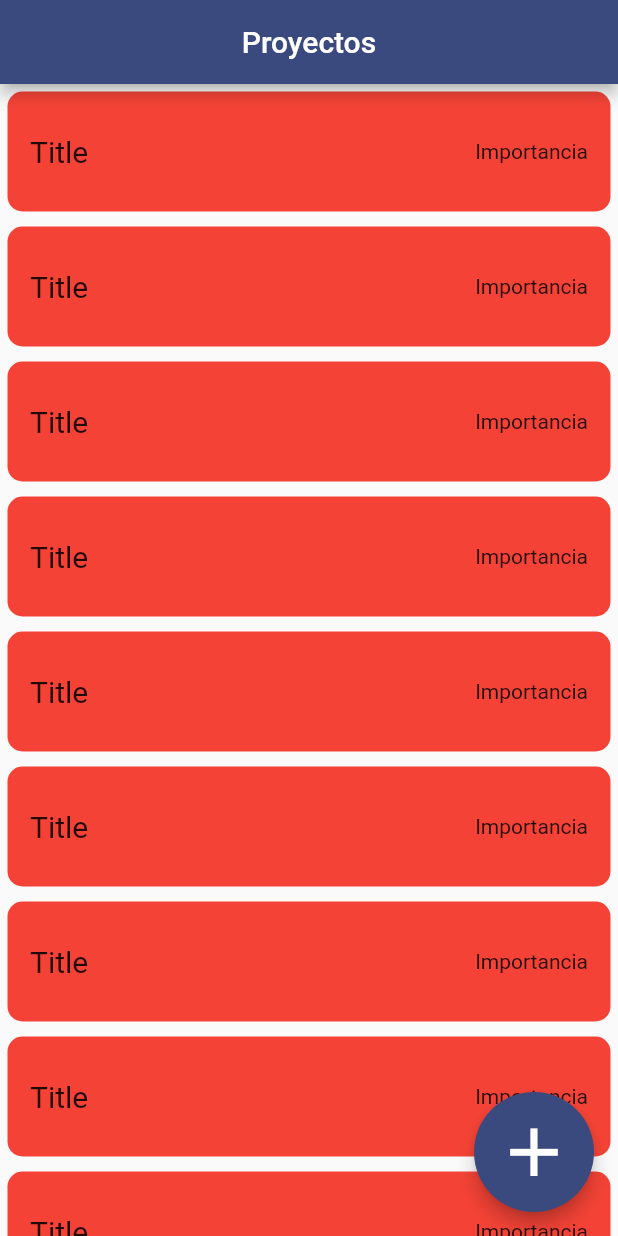
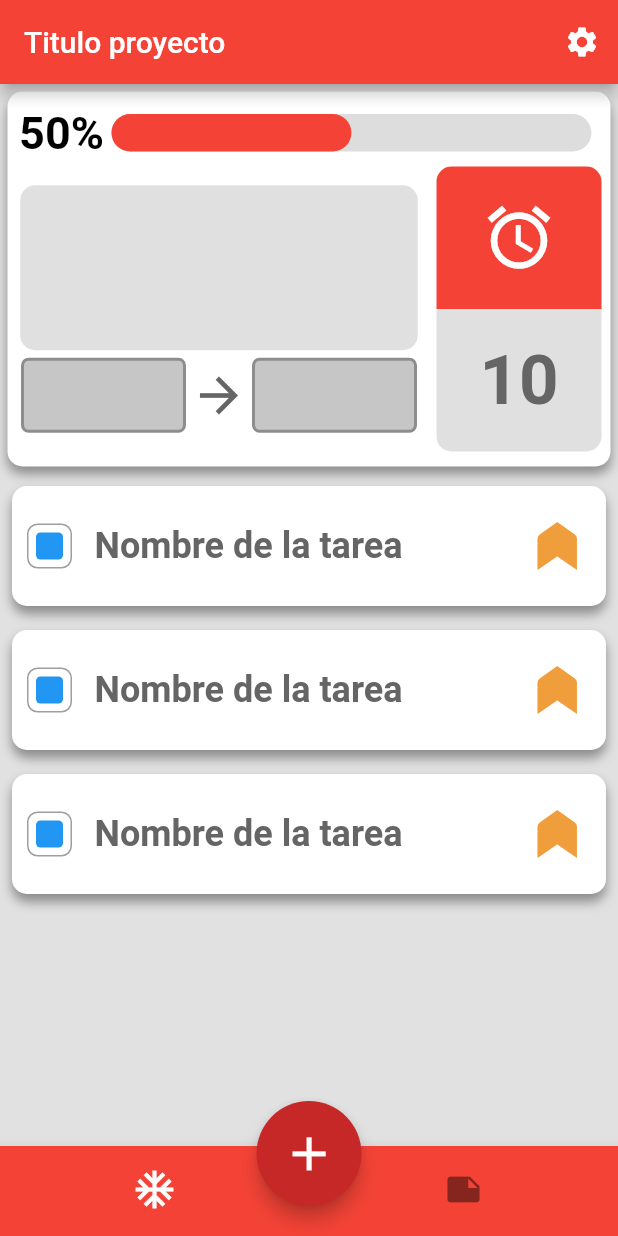
Before and after one commit to Naitsab43/uProject, a Flutter app: the screen it shows after launch, on a phone screen of 412 x 824 dp. Run offline on Flutter 3.47's test engine with Material 2 defaults, Android fonts, the phone set to English and light mode, and no system bars.

Commit message:
Checkbox personalizado terminado, mÃas espacio en el grid de projectos

```diff
--- a/lib/main.dart
+++ b/lib/main.dart
@@ -1,5 +1,7 @@
 import 'package:flutter/material.dart';
+
 import 'package:notas_app/screens/home_screen.dart';
+import 'package:notas_app/screens/project_screen.dart';
 
 void main() => runApp(MyApp());
 
@@ -8,11 +10,11 @@ class MyApp extends StatelessWidget {
   Widget build(BuildContext context) {
     return MaterialApp(
       debugShowCheckedModeBanner: false,
-      title: 'Material App',
-      initialRoute: "home",
+      title: 'uProject',
+      initialRoute: "project",
       routes: {
         "home": (_) => HomeScreen(),
-
+        "project": (_) => ProjectScreen(),
       },
     );
   }
--- a/lib/screens/home_screen.dart
+++ b/lib/screens/home_screen.dart
@@ -1,7 +1,8 @@
 import 'package:flutter/material.dart';
 
 
-import 'package:notas_app/widgets/custom_floating_button.dart';
+import 'package:notas_app/widgets/custom_fab.dart';
+import 'package:notas_app/widgets/menu_drawer.dart';
 import 'package:notas_app/widgets/project_grid.dart';
 
 
@@ -15,7 +16,9 @@ class HomeScreen extends StatelessWidget {
         centerTitle: true,
         backgroundColor: Color.fromRGBO(59, 74, 126, 1),
       ),
+      drawer: MenuDrawer(),
       body: ProjectGrid(),
+      backgroundColor: Color.fromRGBO(225, 225, 225, 1),
       floatingActionButton: CustomFloatingButton(),
       floatingActionButtonLocation: FloatingActionButtonLocation.endFloat,
    );
--- /dev/null
+++ b/lib/screens/project_screen.dart
@@ -0,0 +1,143 @@
+import 'dart:math' show pi;
+import 'package:flutter/material.dart';
+
+import 'package:notas_app/widgets/custom_checkbox.dart';
+import 'package:notas_app/widgets/custom_fab.dart';
+import 'package:notas_app/widgets/custom_navbar.dart';
+import 'package:notas_app/widgets/description_card.dart';
+
+
+class ProjectScreen extends StatelessWidget {
+
+  @override
+  Widget build(BuildContext context) {
+    return Scaffold(
+      appBar: AppBar(
+        title: Text("Titulo proyecto"),
+        actions: [
+          IconButton(
+            icon: Icon(Icons.settings),
+            onPressed: (){},
+          )
+        ],
+        backgroundColor: Colors.red
+      ),
+      backgroundColor: Color.fromRGBO(225, 225, 225, 1),
+      body: Column(
+        children: [
+          ProjectDescriptionCard(),
+          _ListOfTodo(),
+        ],
+      ),
+      bottomNavigationBar: CustomNavigationBar(),
+      floatingActionButton: CustomFloatingButton(color: Colors.red[800]),
+      floatingActionButtonLocation: FloatingActionButtonLocation.centerDocked,
+    );
+  }
+}
+
+class _ListOfTodo extends StatelessWidget {
+
+  @override
+  Widget build(BuildContext context) {
+    return ListView.builder(
+      shrinkWrap: true,
+      itemCount: 3,
+      itemBuilder: (BuildContext context, int index) {
+      return _TodoItem(
+        title: "Nombre de la tarea",
+        selectedImportancy: "medium",
+      );
+     },
+    );
+  }
+}
+
+class _TodoItem extends StatelessWidget {
+
+  final String selectedImportancy;
+  final String title;
+  final Map<String, Color> importancy = {
+    "low": Color.fromRGBO(43, 208, 99, 1),
+    "medium": Color.fromRGBO(240, 157, 59, 1),
+    "high": Color.fromRGBO(243, 91, 91, 1)
+  };
+
+  _TodoItem({
+    required this.title,
+    required this.selectedImportancy,
+  });
+
+  @override
+  Widget build(BuildContext context) {
+    return Container(
+      margin: EdgeInsets.symmetric(horizontal: 8, vertical: 8),
+      width: 100,
+      height: 80,
+      decoration: BoxDecoration(
+        color: Colors.white,
+        borderRadius: BorderRadius.circular(10),
+        boxShadow: [
+          BoxShadow(
+            color: Colors.black38,
+            blurRadius: 6,
+            offset: Offset(0,5)
+          )
+        ]
+      ),
+      child: _TodoItemBody(
+        title: title,
+        importancy: importancy,
+        selectedImportancy: selectedImportancy
+      ),
+    );
+  }
+}
+
+class _TodoItemBody extends StatelessWidget {
+
+  const _TodoItemBody({
+    required this.title,
+    required this.importancy,
+    required this.selectedImportancy,
+  });
+
+  final String title;
+  final Map<String, Color> importancy;
+  final String selectedImportancy;
+
+  @override
+  Widget build(BuildContext context) {
+    return Row(
+      children: [
+
+        SizedBox(width: 10,),
+
+        CustomCheckBox(
+          value: true,
+          width: 30,
+          height: 30,
+          onSelect: (value) => null
+        ),
+
+        SizedBox(width: 15,),
+
+        Column(
+          mainAxisAlignment: MainAxisAlignment.center,
+          children: [
+
+            Text(this.title, style: TextStyle(color: Color.fromRGBO(101, 101, 101, 1),fontSize: 24, fontWeight: FontWeight.bold), maxLines: 1,),
+
+          ],
+        ),
+        Expanded(child: Container()),
+        Transform.rotate(
+          child: Icon(Icons.label_important, color: this.importancy["${this.selectedImportancy}"], size: 45,),
+          angle: -180 * pi / 360,
+        ),
+        SizedBox(width: 10,)
+
+      ],
+    );
+  }
+}
--- /dev/null
+++ b/lib/widgets/custom_checkbox.dart
@@ -0,0 +1,86 @@
+import 'package:flutter/material.dart';
+
+class CustomCheckBox extends StatefulWidget {
+
+  final ValueChanged<bool> onSelect;
+  final Color? backgroudColor;
+  final Color? selectedColor;
+  final BorderRadius? borderRadius;
+  final double height;
+  final double width;
+  final bool value;
+
+
+  const CustomCheckBox({
+    required this.onSelect,
+    required this.value,
+    required this.height,
+    required this.width,
+    this.backgroudColor,
+    this.selectedColor,
+    this.borderRadius,
+  });
+
+
+  @override
+  _CustomCheckBoxState createState() => _CustomCheckBoxState();
+
+}
+
+class _CustomCheckBoxState extends State<CustomCheckBox> {
+
+  late bool _selected;
+  late Color _selectedColor;
+
+  @override
+  void initState() {
+
+    super.initState();
+
+    _selected = widget.value;
+
+    // Si esta seleccionado se pone un color y si no esta seleccionado se le pone el color de background para que se vea como no seleccionado
+    _selectedColor = _selected ? (widget.selectedColor ?? Colors.blue) : (widget.backgroudColor ?? Colors.grey);
+
+  }
+
+  void _onTap() {
+
+    setState(() {
+      _selected = !_selected;
+      _selectedColor = _selected ? (widget.selectedColor ?? Colors.blue) : (widget.backgroudColor ?? Colors.transparent);
+    });
+
+    widget.onSelect(_selected);
+  }
+
+  @override
+  Widget build(BuildContext context) {
+
+
+    return Container(
+
+      decoration: BoxDecoration(
+        color: widget.backgroudColor ?? Colors.transparent,
+        borderRadius: widget.borderRadius ?? BorderRadius.circular(7),
+        border: Border.all(width: 1, color: Colors.grey)
+      ),
+      width: widget.width,
+      height: widget.height,
+      child: Padding(
+        padding: EdgeInsets.all(5),
+        child: GestureDetector(
+          child: Container(
+            decoration: BoxDecoration(
+              color: _selectedColor,
+              borderRadius: BorderRadius.circular(3),
+            ),
+          ),
+          onTap: (){
+            _onTap();
+          },
+        ),
+      )
+    );
+  }
+}
--- a/lib/widgets/custom_floating_button.dart
+++ b/lib/widgets/custom_fab.dart
@@ -2,15 +2,21 @@ import 'package:flutter/material.dart';
 
 class CustomFloatingButton extends StatelessWidget {
 
+  final Color? color;
+
+  CustomFloatingButton({
+    this.color
+  });
+
   Widget build(BuildContext context) {
     return Container(
       margin: EdgeInsets.only(top: 10),
-      height: 80,
+      height: 70,
       child: FittedBox(
         child: FloatingActionButton(
           elevation: 5,
-          child: Icon(Icons.add, size: 38,),
-          backgroundColor: Color.fromRGBO(59, 74, 126, 1),
+          child: Icon(Icons.add, size: 30,),
+          backgroundColor: this.color ?? Color.fromRGBO(59, 74, 126, 1),
           onPressed: (){},
         ),
       ),
--- a/lib/widgets/custom_navbar.dart
+++ b/lib/widgets/custom_navbar.dart
@@ -6,7 +6,7 @@ class CustomNavigationBar extends StatelessWidget {
   Widget build(BuildContext context) {
     return BottomNavigationBar(
       currentIndex: 0,
-      backgroundColor: Colors.deepPurple[400],
+      backgroundColor: Colors.red,
       iconSize: 26,
       selectedItemColor: Colors.white,
       unselectedItemColor: Colors.black45,
--- /dev/null
+++ b/lib/widgets/description_card.dart
@@ -0,0 +1,140 @@
+import 'package:flutter/material.dart';
+import 'package:notas_app/widgets/progress_bar.dart';
+
+
+class ProjectDescriptionCard extends StatelessWidget {
+
+  @override
+  Widget build(BuildContext context) {
+    return Padding(
+      padding: EdgeInsets.all(5),
+      child: Container(
+        child: Column(
+          children: [
+
+            SizedBox(height: 10,),
+            ProgressBar(height: 25),
+            SizedBox(height: 5,),
+            Row(
+              mainAxisAlignment: MainAxisAlignment.center,
+              children: [
+
+                _DescriptionBody(),
+                SizedBox(width: 10,),
+                _RemainingDays()
+
+              ],
+            )
+
+          ],
+        ),
+        width: double.infinity,
+        height: 250,
+        decoration: _createCardDecoration(),
+      ),
+    );
+  }
+
+  BoxDecoration _createCardDecoration() {
+  return BoxDecoration(
+      color: Colors.white,
+      borderRadius: BorderRadius.circular(10),
+      boxShadow: [
+        BoxShadow(
+          color: Colors.black38,
+          blurRadius: 6,
+          offset: Offset(0,5)
+        )
+      ]
+    );
+  }
+
+}
+
+
+class _RemainingDays extends StatelessWidget {
+
+  @override
+  Widget build(BuildContext context) {
+    return Column(
+      children: [
+
+        Container(
+          height: 95,
+          width: 110,
+          child: Icon(Icons.access_alarm, color: Colors.white, size: 50,),
+          decoration: BoxDecoration(
+            color: Colors.red,
+            borderRadius: BorderRadius.only(topLeft: Radius.circular(10), topRight: Radius.circular(10))
+          ),
+        ),
+        Container(
+          alignment: Alignment.center,
+          width: 110,
+          height: 95,
+          child: Text("10", style: TextStyle( color: Color.fromRGBO(101, 101, 101, 1),fontSize: 46, fontWeight: FontWeight.bold),),
+          decoration: BoxDecoration(
+            color: Color.fromRGBO(224, 224, 224, 1),
+            borderRadius: BorderRadius.only(bottomLeft: Radius.circular(10), bottomRight: Radius.circular(10))
+          )
+        ),
+
+      ],
+    );
+  }
+}
+
+class _DescriptionBody extends StatelessWidget {
+
+  @override
+  Widget build(BuildContext context) {
+    return Column(
+      children: [
+
+        Container(
+          height: 110,
+          width: 265,
+          decoration:  BoxDecoration(
+            color: Color.fromRGBO(224, 224, 224, 1),
+            borderRadius: BorderRadius.circular(10)
+          )
+
+        ),
+
+        SizedBox(height: 5,),
+
+        Row(
+          mainAxisAlignment: MainAxisAlignment.center,
+          children: [
+
+            Container(
+              margin: EdgeInsets.symmetric(horizontal: 3),
+              height: 50,
+              width: 110,
+              decoration: BoxDecoration(
+                color: Color.fromRGBO(198, 198, 198, 1),
+                borderRadius: BorderRadius.circular(5),
+                border: Border.all(color: Color.fromRGBO(141, 141, 141, 1), width: 2)
+              ),
+            ),
+            Icon(Icons.arrow_forward, color: Color.fromRGBO(101, 101, 101, 1), size: 38,),
+            Container(
+              decoration: BoxDecoration(
+                color: Color.fromRGBO(198, 198, 198, 1),
+                borderRadius: BorderRadius.circular(5),
+                border: Border.all(color: Color.fromRGBO(141, 141, 141, 1), width: 2)
+              ),
+              margin: EdgeInsets.symmetric(horizontal: 3),
+              height: 50,
+              width: 110,
+            ),
+
+          ],
+        ),
+
+
+      ],
+
+    );
+  }
+}
--- /dev/null
+++ b/lib/widgets/progress_bar.dart
@@ -0,0 +1,89 @@
+import 'dart:ui';
+
+import 'package:flutter/material.dart';
+
+class ProgressBarPreview extends StatelessWidget {
+
+  final double height;
+
+  ProgressBarPreview({required this.height});
+
+  @override
+  Widget build(BuildContext context) {
+    return Stack(
+      children: [
+
+        Container(
+          margin: EdgeInsets.symmetric(horizontal: 5),
+          decoration: BoxDecoration(
+            borderRadius: BorderRadius.circular(50),
+            color: Color.fromRGBO(221, 221, 221, 1),
+          ),
+          height: this.height,
+          width: double.infinity,
+        ),
+
+        Container(
+          margin: EdgeInsets.symmetric(horizontal: 5),
+          decoration: BoxDecoration(
+            borderRadius: BorderRadius.circular(50),
+            color: Colors.red,
+          ),
+          height: this.height,
+          width: 200 * 0.5,
+        ),
+
+        Container(
+          alignment: Alignment.center,
+          height: this.height,
+          child: Text("50%", style: TextStyle(color: Colors.white, fontWeight: FontWeight.bold),),
+        )
+
+      ]
+    );
+  }
+}
+
+
+class ProgressBar extends StatelessWidget {
+
+  final double height;
+
+  ProgressBar({required this.height});
+
+  @override
+  Widget build(BuildContext context) {
+    return Row(
+      mainAxisAlignment: MainAxisAlignment.center,
+      children: [
+        Text("50%", style: TextStyle(color: Colors.black, fontWeight: FontWeight.bold, fontSize: 30)),
+        Stack(
+          children: [
+
+            Container(
+              margin: EdgeInsets.symmetric(horizontal: 5),
+              decoration: BoxDecoration(
+                borderRadius: BorderRadius.circular(50),
+                color: Color.fromRGBO(221, 221, 221, 1),
+              ),
+              height: this.height,
+              width: 320,
+            ),
+
+            Container(
+              margin: EdgeInsets.symmetric(horizontal: 5),
+              decoration: BoxDecoration(
+                borderRadius: BorderRadius.circular(50),
+                color: Colors.red,
+              ),
+              height: this.height,
+              width: 320 * 0.5,
+            ),
+
+
+          ]
+        ),
+      ],
+    );
+  }
+}
```
Also changed, not shown: lib/widgets/menu_drawer.dart (added, +9 -0 lines), lib/widgets/project_grid.dart (+110 -17 lines).
